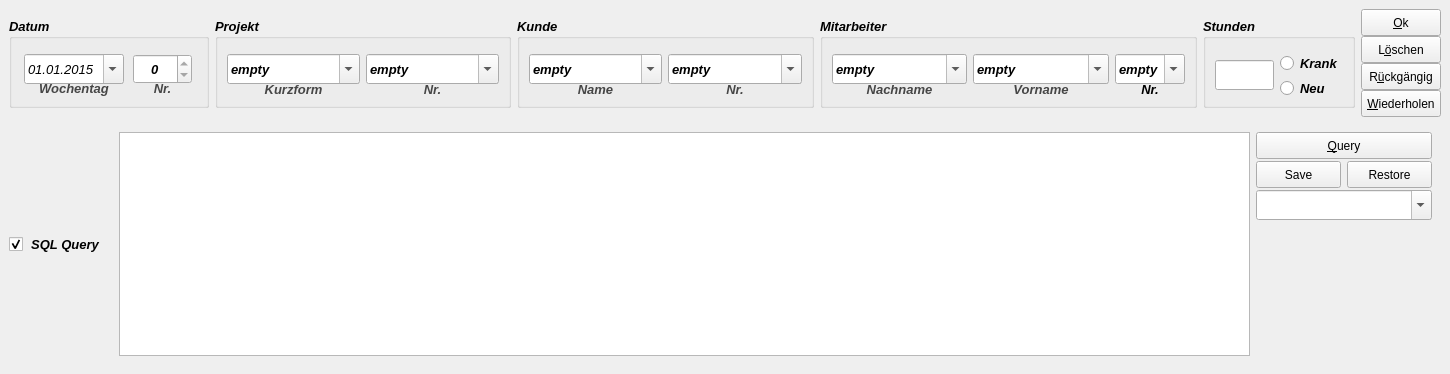
Qt form uis/inpfrm.ui (mainster/WorktimeManager) before a commit.
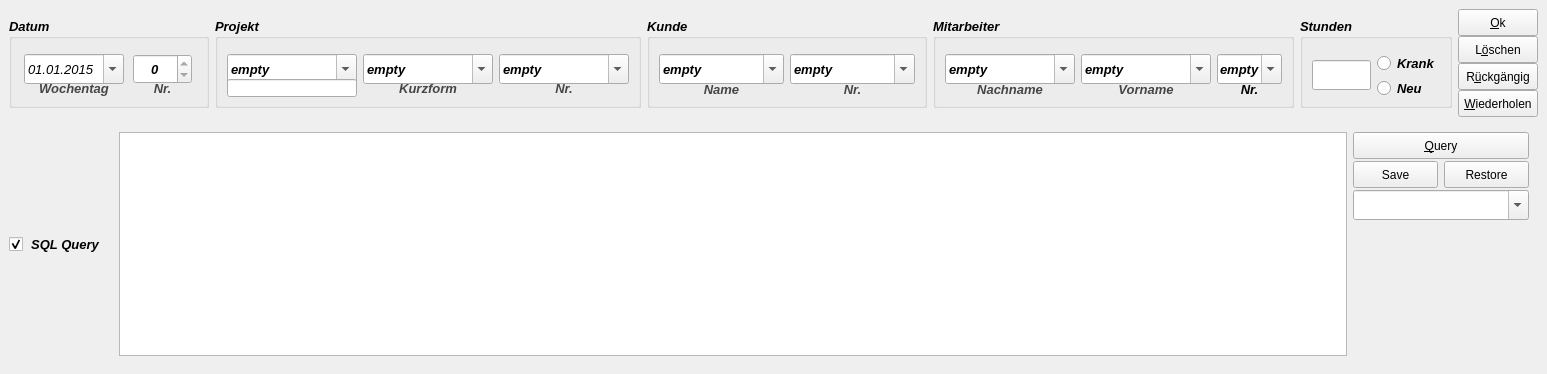
The same form after that commit. Icons and pictures are not drawn. Custom widgets are drawn as their Qt base class.

Commit message: New sortfilterproxymodel, try to set multiple columns

Patch:
```diff
--- a/uis/inpfrm.ui
+++ b/uis/inpfrm.ui
@@ -6,7 +6,7 @@
    <rect>
     <x>0</x>
     <y>0</y>
-    <width>1450</width>
+    <width>1547</width>
     <height>374</height>
    </rect>
   </property>
@@ -390,7 +390,7 @@
          <property name="bottomMargin">
           <number>8</number>
          </property>
-         <item row="1" column="0">
+         <item row="1" column="1">
           <widget class="QLabel" name="labPrjKurzform">
            <property name="font">
             <font>
@@ -421,38 +421,7 @@
            </property>
           </widget>
          </item>
-         <item row="1" column="1">
-          <widget class="QLabel" name="labPrjNum">
-           <property name="font">
-            <font>
-             <family>Arial</family>
-             <pointsize>10</pointsize>
-             <weight>75</weight>
-             <italic>true</italic>
-             <bold>true</bold>
-            </font>
-           </property>
-           <property name="styleSheet">
-            <string notr="true">QLabel{
-color: ;
-	color: rgb(70, 70, 70);
-}</string>
-           </property>
-           <property name="text">
-            <string>Nr.</string>
-           </property>
-           <property name="alignment">
-            <set>Qt::AlignCenter</set>
-           </property>
-           <property name="margin">
-            <number>0</number>
-           </property>
-           <property name="indent">
-            <number>0</number>
-           </property>
-          </widget>
-         </item>
-         <item row="0" column="1">
+         <item row="0" column="2">
           <widget class="MdComboBox" name="cbPrjNummer">
            <property name="minimumSize">
             <size>
@@ -492,7 +461,7 @@
            </property>
           </widget>
          </item>
-         <item row="0" column="0">
+         <item row="0" column="1">
           <widget class="MdComboBox" name="cbPrjKurzform">
            <property name="minimumSize">
             <size>
@@ -535,6 +504,77 @@
            </property>
           </widget>
          </item>
+         <item row="1" column="2">
+          <widget class="QLabel" name="labPrjNum">
+           <property name="font">
+            <font>
+             <family>Arial</family>
+             <pointsize>10</pointsize>
+             <weight>75</weight>
+             <italic>true</italic>
+             <bold>true</bold>
+            </font>
+           </property>
+           <property name="styleSheet">
+            <string notr="true">QLabel{
+color: ;
+	color: rgb(70, 70, 70);
+}</string>
+           </property>
+           <property name="text">
+            <string>Nr.</string>
+           </property>
+           <property name="alignment">
+            <set>Qt::AlignCenter</set>
+           </property>
+           <property name="margin">
+            <number>0</number>
+           </property>
+           <property name="indent">
+            <number>0</number>
+           </property>
+          </widget>
+         </item>
+         <item row="0" column="0">
+          <widget class="MdComboBox" name="testCb">
+           <property name="minimumSize">
+            <size>
+             <width>59</width>
+             <height>30</height>
+            </size>
+           </property>
+           <property name="maximumSize">
+            <size>
+             <width>16777215</width>
+             <height>30</height>
+            </size>
+           </property>
+           <property name="styleSheet">
+            <string notr="true"/>
+           </property>
+           <property name="editable">
+            <bool>true</bool>
+           </property>
+           <property name="currentText">
+            <string>empty</string>
+           </property>
+           <property name="insertPolicy">
+            <enum>QComboBox::NoInsert</enum>
+           </property>
+           <property name="sizeAdjustPolicy">
+            <enum>QComboBox::AdjustToMinimumContentsLengthWithIcon</enum>
+           </property>
+           <property name="minimumContentsLength">
+            <number>10</number>
+           </property>
+           <property name="frame">
+            <bool>true</bool>
+           </property>
+          </widget>
+         </item>
+         <item row="1" column="0">
+          <widget class="QLineEdit" name="testLe"/>
+         </item>
         </layout>
        </widget>
       </item>
```
Left out of the diff: 2 changed lines with no effect on the pictures. The commit also changes 7 other files.
